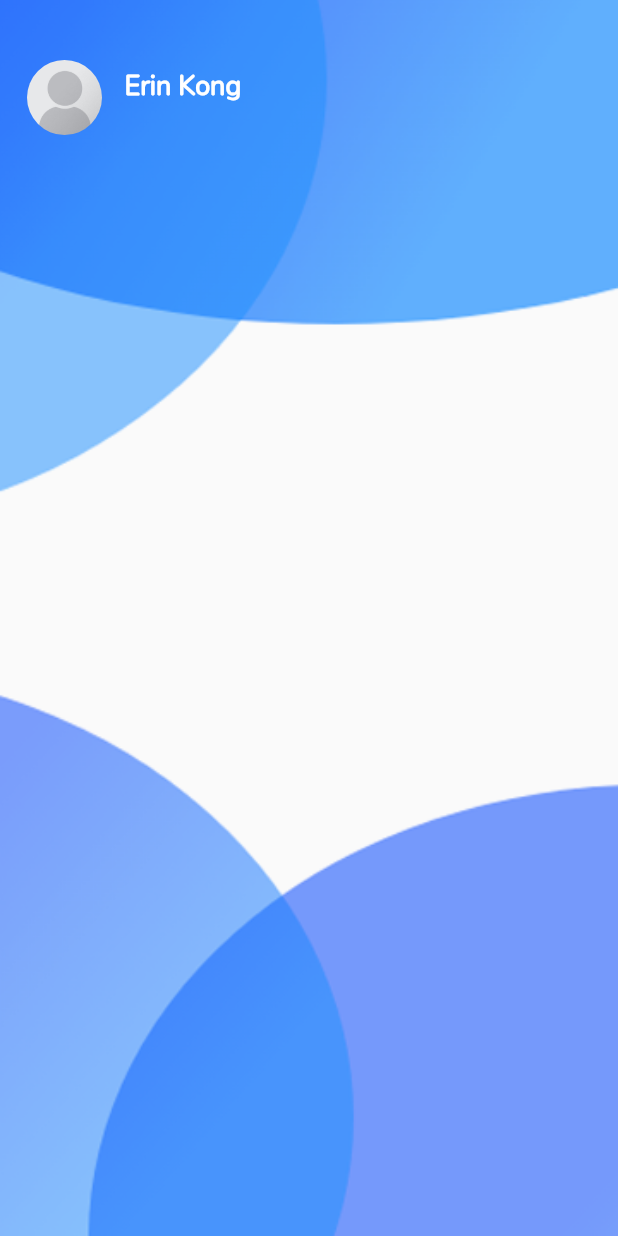
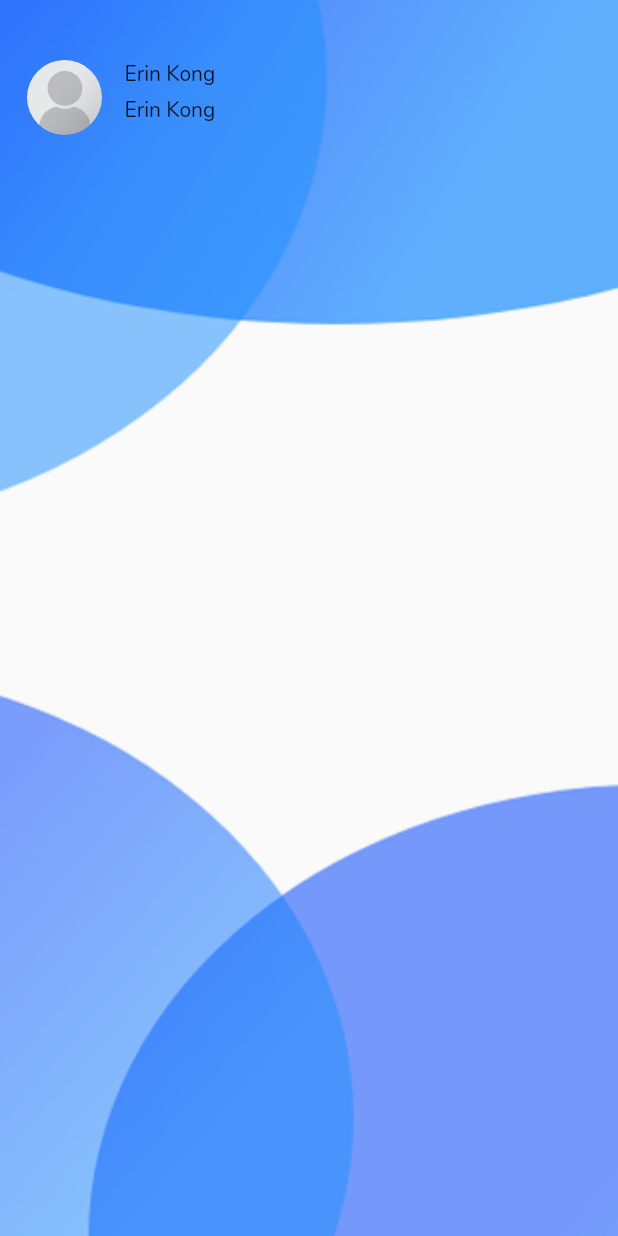
Before and after one commit to Erinziyi/Peopleaps_flutter, a Flutter app: the DashboardPage screen opened by its route, on a phone screen of 412 x 824 dp. Run offline on Flutter 3.47's test engine with Material 2 defaults, Android fonts, the phone set to English and light mode, and no system bars.

Commit message:
Add Container

```diff
--- a/lib/dashboard_page.dart
+++ b/lib/dashboard_page.dart
@@ -10,9 +10,7 @@ class DashboardPage extends StatelessWidget {
 
     return new Scaffold(
       body: new Stack(
-
         children: <Widget>[
-
 
           new Container(
             constraints: new BoxConstraints.expand(
@@ -38,65 +36,49 @@ class DashboardPage extends StatelessWidget {
                   ),
                 ),
 
-                new Expanded(
-                    child: new Column(
-                      crossAxisAlignment: CrossAxisAlignment.start,
-                      children: <Widget>[
-                        new Row(
-                          children: <Widget>[
-                            new Expanded(
-                                child: new Container(
-                                  margin: const EdgeInsets.only(
-                                    top: 5.0, bottom:10.0),
-                                    child: new Text('Erin Kong',
-                                      style: new TextStyle(
-                                        fontSize: 18.0,
-                                        color: Colors.white,
-                                        fontWeight: FontWeight.bold,
-                                      ),
-                                    ),
-                                ),
-                            ),
+                new Container(
+                  child: new Column(
+                    children: <Widget>[
+//                       new Row(
+//                         children: <Widget>[
+//                           new Container(
+//                             margin: const EdgeInsets.only(
+//                               top: 5.0,bottom:10.0),
+//                               child: new Text('Erin Kong',
+//                                style: new TextStyle(
+//                                  fontSize: 18.0,
+//                                  color: Colors.white,
+//                                  fontWeight: FontWeight.bold,
+//                                 ),
+//                               ),
+//                           )
+//                         ],
+//                       )
+                      new Container(
+                        margin: const EdgeInsets.only(bottom: 5.0),
+                        child: new Text('Erin Kong'),
+                      ),
 
-                            new Container(
-                              margin: const EdgeInsets.only(right: 10.0),
+                      new Container(
+                        margin: const EdgeInsets.only(bottom: 5.0),
+                        child: new Text('Erin Kong'),
+                      )
 
-                            )
+                    ],
+                  ),
+                ),
 
-
-
-                          ],
-
-
-                        )
-                      ],
-                    ),
-                ),
+                new Container(
 
 
 
 
+                )
 
               ],
             ),
 
-
-
-
-
-
-
-
-
-
-
-
-
-
           )
-
-
-
         ],
       ),
 
--- a/pubspec.yaml
+++ b/pubspec.yaml
@@ -46,6 +46,7 @@ flutter:
     - assets/login_domain_background.png
     - assets/login_domain_logo.png
     - assets/profile_pic.png
+    - assets/icon_setting_profile.png
   fonts:
      - family: Nunito
        fonts:
```
Also changed, not shown: assets/icon_setting_profile.png (added).
